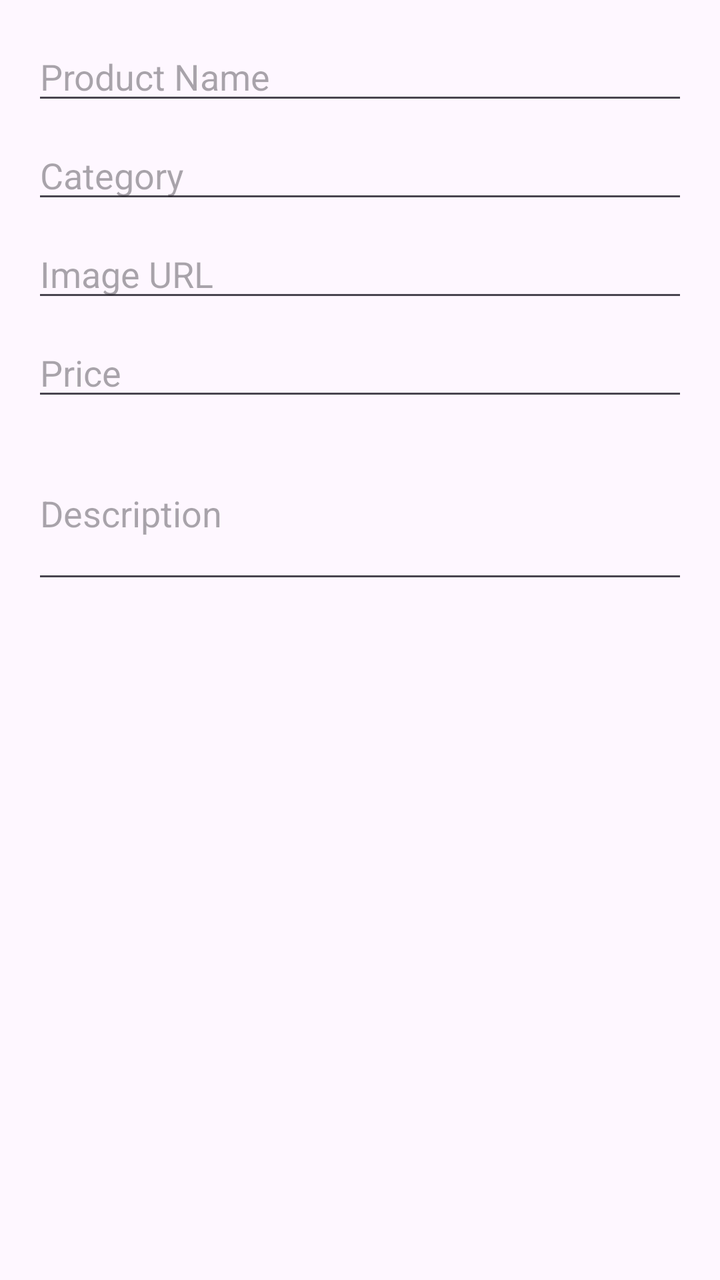
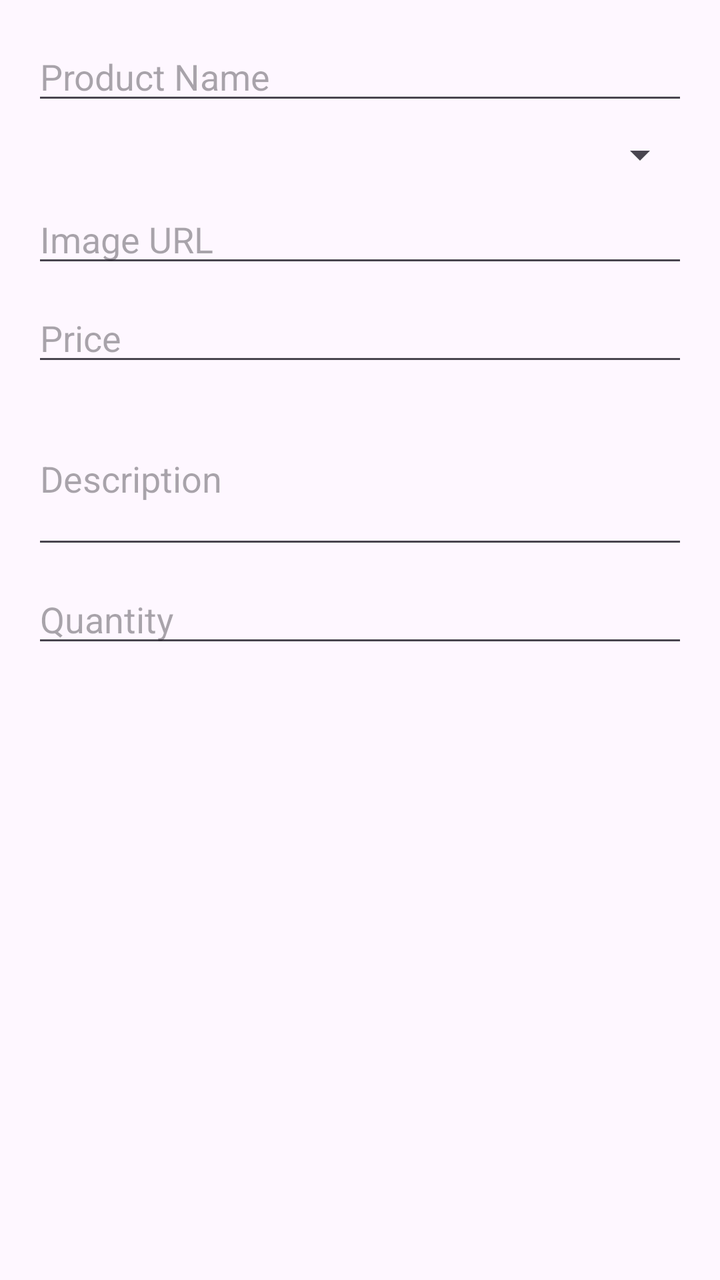

Before-and-after screenshots of an Android layout around one commit, followed by the original layout XML and the change that was made.
<!-- AndroidManifest.xml: application theme Theme.FurnitureStore -->
<!-- res/layout/dialog_update_product.xml -->
<?xml version="1.0" encoding="utf-8"?>
<ScrollView
    xmlns:android="http://schemas.android.com/apk/res/android"
    android:layout_width="match_parent"
    android:layout_height="wrap_content"
    android:padding="16dp">

    <LinearLayout
        android:orientation="vertical"
        android:layout_width="match_parent"
        android:layout_height="wrap_content">

        <EditText
            android:id="@+id/editTextProductName"
            android:layout_width="match_parent"
            android:layout_height="wrap_content"
            android:hint="Product Name"
            android:inputType="textPersonName" />

        <EditText
            android:id="@+id/editTextCategory"
            android:layout_width="match_parent"
            android:layout_height="wrap_content"
            android:hint="Category"
            android:inputType="textPersonName"
            android:layout_marginTop="8dp"/>

        <EditText
            android:id="@+id/editTextImageUrl"
            android:layout_width="match_parent"
            android:layout_height="wrap_content"
            android:hint="Image URL"
            android:inputType="textUri"
            android:layout_marginTop="8dp"/>

        <EditText
            android:id="@+id/editTextPrice"
            android:layout_width="match_parent"
            android:layout_height="wrap_content"
            android:hint="Price"
            android:inputType="numberDecimal"
            android:layout_marginTop="8dp"/>

        <EditText
            android:id="@+id/editTextDescription"
            android:layout_width="match_parent"
            android:layout_height="wrap_content"
            android:hint="Description"
            android:inputType="textMultiLine"
            android:lines="3"
            android:layout_marginTop="8dp"/>

    </LinearLayout>

</ScrollView>
<!-- resources referenced by this layout -->
<resources>
  <style name="Theme.FurnitureStore" parent="Base.Theme.FurnitureStore" />
  <style name="Base.Theme.FurnitureStore" parent="Theme.Material3.DayNight.NoActionBar">
          
          
      </style>
</resources>

<!-- the commit's change to res/layout/dialog_update_product.xml (unified diff, before → after) -->
@@ -17,13 +17,12 @@
             android:hint="Product Name"
             android:inputType="textPersonName" />
 
-        <EditText
-            android:id="@+id/editTextCategory"
+        
+        <Spinner
+            android:id="@+id/spinnerCategoryUpdate"
             android:layout_width="match_parent"
             android:layout_height="wrap_content"
-            android:hint="Category"
-            android:inputType="textPersonName"
-            android:layout_marginTop="8dp"/>
+            android:layout_marginTop="8dp" />
 
         <EditText
             android:id="@+id/editTextImageUrl"
@@ -31,7 +30,7 @@
             android:layout_height="wrap_content"
             android:hint="Image URL"
             android:inputType="textUri"
-            android:layout_marginTop="8dp"/>
+            android:layout_marginTop="8dp" />
 
         <EditText
             android:id="@+id/editTextPrice"
@@ -39,7 +38,7 @@
             android:layout_height="wrap_content"
             android:hint="Price"
             android:inputType="numberDecimal"
-            android:layout_marginTop="8dp"/>
+            android:layout_marginTop="8dp" />
 
         <EditText
             android:id="@+id/editTextDescription"
@@ -48,7 +47,14 @@
             android:hint="Description"
             android:inputType="textMultiLine"
             android:lines="3"
-            android:layout_marginTop="8dp"/>
+            android:layout_marginTop="8dp" />
+        <EditText
+            android:id="@+id/editTextQuantityUpdate"
+            android:layout_width="match_parent"
+            android:layout_height="wrap_content"
+            android:hint="Quantity"
+            android:inputType="number"
+            android:layout_marginTop="8dp" />
 
     </LinearLayout>
 
